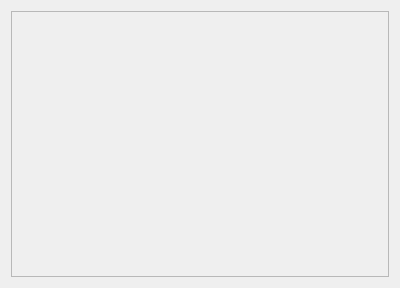
amir-h-A-0001/DS-SocialNetwork, file SocialNetwork/requests.ui: the form before one commit.
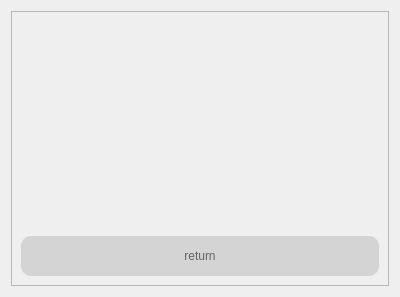
The form after the commit.

Commit message: connected requests page and logout

```diff
--- a/SocialNetwork/requests.ui
+++ b/SocialNetwork/requests.ui
@@ -7,12 +7,18 @@
     <x>0</x>
     <y>0</y>
     <width>400</width>
-    <height>288</height>
+    <height>297</height>
    </rect>
   </property>
   <property name="windowTitle">
    <string>Requests </string>
   </property>
+  <property name="styleSheet">
+   <string notr="true">QMainWindow {
+	background-color: rgb(176, 188, 157);
+
+}</string>
+  </property>
   <layout class="QVBoxLayout" name="verticalLayout">
    <item>
     <widget class="QScrollArea" name="scrollArea">
@@ -24,8 +30,8 @@
        <rect>
         <x>0</x>
         <y>0</y>
-        <width>386</width>
-        <height>274</height>
+        <width>380</width>
+        <height>277</height>
        </rect>
       </property>
       <layout class="QVBoxLayout" name="verticalLayout_2">
@@ -42,6 +48,24 @@
          </property>
         </spacer>
        </item>
+       <item>
+        <widget class="QPushButton" name="pushButton">
+         <property name="minimumSize">
+          <size>
+           <width>20</width>
+           <height>40</height>
+          </size>
+         </property>
+         <property name="styleSheet">
+          <string notr="true">background-color: rgba(170, 170, 170,100);
+border-radius:10px;
+color:rgb(100,100,100);</string>
+         </property>
+         <property name="text">
+          <string>return</string>
+         </property>
+        </widget>
+       </item>
       </layout>
      </widget>
     </widget>
```
Left out of the diff: 2 changed lines with no effect on the pictures. The commit also changes 13 other files.
